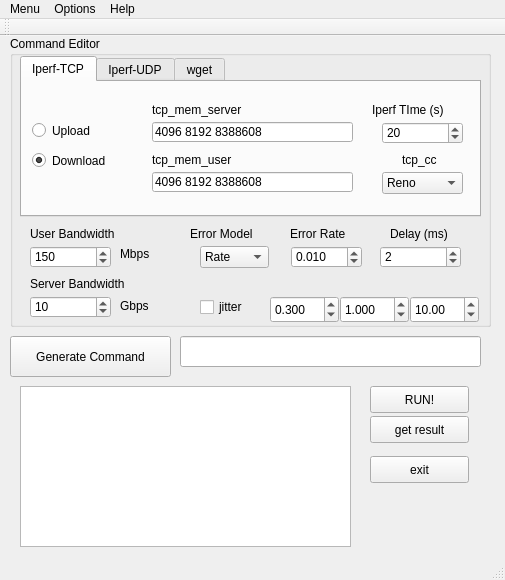
Before: the Qt Designer form kupa-gui-2/kupagui.ui in anetaaneta/kupakupa, drawn with Qt 5.
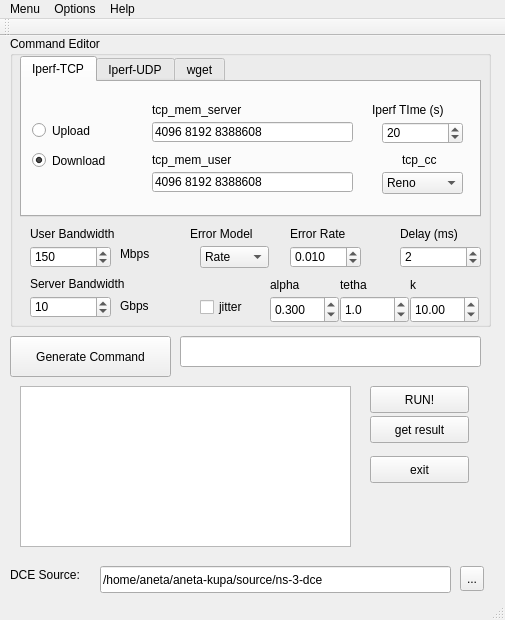
After: the same form once the commit is applied. The open tabs and pages were chosen to show the change.

Commit message: tralalallaa... more stuff here

```diff
--- a/kupa-gui-2/kupagui.ui
+++ b/kupa-gui-2/kupagui.ui
@@ -7,7 +7,7 @@
     <x>0</x>
     <y>0</y>
     <width>505</width>
-    <height>580</height>
+    <height>620</height>
    </rect>
   </property>
   <property name="windowTitle">
@@ -697,7 +697,7 @@
     <widget class="QDoubleSpinBox" name="error_rate">
      <property name="geometry">
       <rect>
-       <x>281</x>
+       <x>280</x>
        <y>210</y>
        <width>71</width>
        <height>22</height>
@@ -716,7 +716,7 @@
     <widget class="QSpinBox" name="delay">
      <property name="geometry">
       <rect>
-       <x>370</x>
+       <x>390</x>
        <y>210</y>
        <width>81</width>
        <height>22</height>
@@ -758,7 +758,7 @@
     <widget class="QLabel" name="label_11">
      <property name="geometry">
       <rect>
-       <x>380</x>
+       <x>390</x>
        <y>190</y>
        <width>71</width>
        <height>16</height>
@@ -800,7 +800,10 @@
       </rect>
      </property>
      <property name="decimals">
-      <number>3</number>
+      <number>1</number>
+     </property>
+     <property name="singleStep">
+      <double>0.500000000000000</double>
      </property>
      <property name="value">
       <double>1.000000000000000</double>
@@ -835,6 +838,45 @@
       <string>jitter</string>
      </property>
     </widget>
+    <widget class="QLabel" name="label_20">
+     <property name="geometry">
+      <rect>
+       <x>260</x>
+       <y>240</y>
+       <width>51</width>
+       <height>17</height>
+      </rect>
+     </property>
+     <property name="text">
+      <string>alpha</string>
+     </property>
+    </widget>
+    <widget class="QLabel" name="label_21">
+     <property name="geometry">
+      <rect>
+       <x>330</x>
+       <y>240</y>
+       <width>67</width>
+       <height>17</height>
+      </rect>
+     </property>
+     <property name="text">
+      <string>tetha</string>
+     </property>
+    </widget>
+    <widget class="QLabel" name="label_22">
+     <property name="geometry">
+      <rect>
+       <x>400</x>
+       <y>240</y>
+       <width>67</width>
+       <height>17</height>
+      </rect>
+     </property>
+     <property name="text">
+      <string>k</string>
+     </property>
+    </widget>
    </widget>
    <widget class="QPushButton" name="button_generate_command">
     <property name="geometry">
@@ -920,6 +962,54 @@
      <string>exit</string>
     </property>
    </widget>
+   <widget class="QLabel" name="label_19">
+    <property name="geometry">
+     <rect>
+      <x>10</x>
+      <y>530</y>
+      <width>81</width>
+      <height>17</height>
+     </rect>
+    </property>
+    <property name="text">
+     <string>DCE Source:</string>
+    </property>
+   </widget>
+   <widget class="QLineEdit" name="dce_source">
+    <property name="geometry">
+     <rect>
+      <x>100</x>
+      <y>530</y>
+      <width>351</width>
+      <height>27</height>
+     </rect>
+    </property>
+    <property name="inputMask">
+     <string notr="true" extracomment="put your ns-3-dce source folder here"/>
+    </property>
+    <property name="text">
+     <string>/home/aneta/aneta-kupa/source/ns-3-dce</string>
+    </property>
+    <property name="maxLength">
+     <number>32767</number>
+    </property>
+    <property name="frame">
+     <bool>true</bool>
+    </property>
+   </widget>
+   <widget class="QToolButton" name="button_changefolder">
+    <property name="geometry">
+     <rect>
+      <x>460</x>
+      <y>530</y>
+      <width>24</width>
+      <height>25</height>
+     </rect>
+    </property>
+    <property name="text">
+     <string>...</string>
+    </property>
+   </widget>
   </widget>
   <widget class="QMenuBar" name="menuBar">
    <property name="geometry">
```
Left out of the diff: 2 changed lines with no effect on the pictures. The commit also changes 12 other files.
